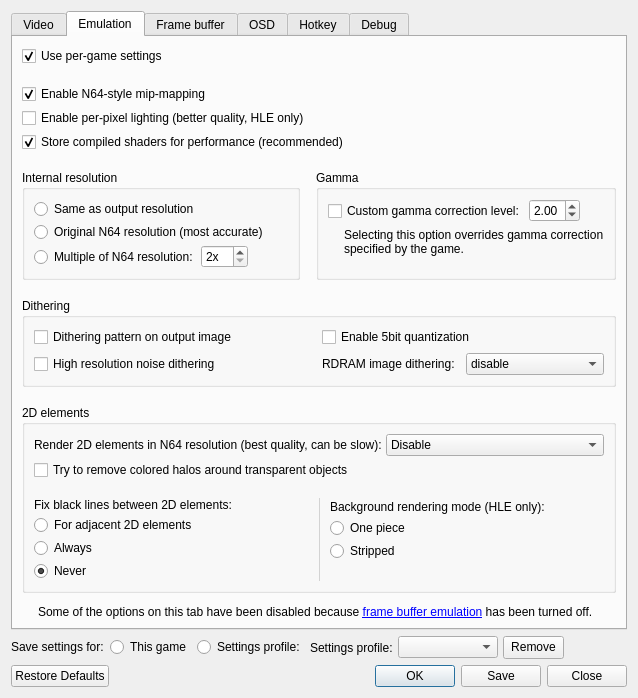
simple64/simple64, file GLideN64/src/GLideNUI/configDialog.ui: the form before one commit.
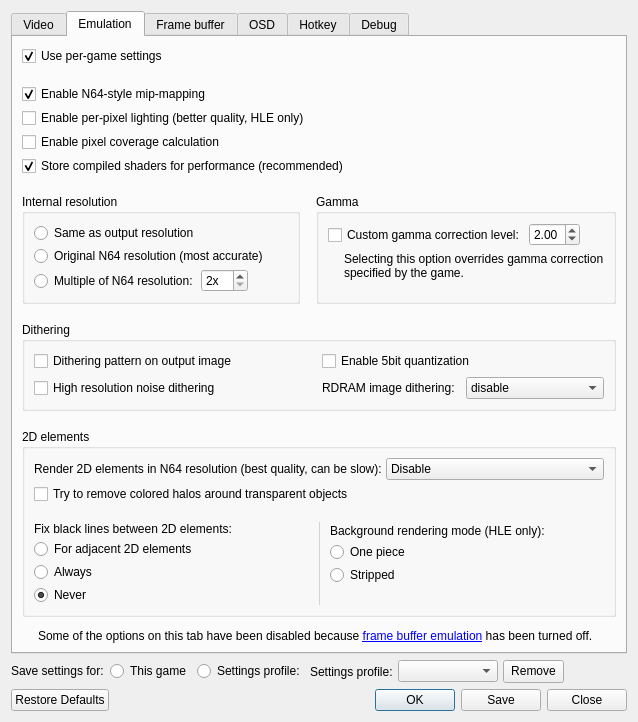
The form after the commit. The open tabs and pages were chosen to show the change. Icons and pictures are not drawn.

Diff of the .ui file:
```diff
--- a/GLideN64/src/GLideNUI/configDialog.ui
+++ b/GLideN64/src/GLideNUI/configDialog.ui
@@ -1109,6 +1109,16 @@
               </property>
              </widget>
             </item>
+            <item>
+             <widget class="QCheckBox" name="enableCoverageCheckBox">
+              <property name="toolTip">
+               <string>&lt;html&gt;&lt;head/&gt;&lt;body&gt;&lt;p&gt;&lt;span style=&quot; font-weight:600;&quot;&gt;Enable pixel coverage calculation. &lt;/span&gt;&lt;/p&gt;&lt;p&gt;Enables approximated pixel coverage calculation. N64 uses pixel coverage for anti-aliasing and in some special blending modes. Some games have wire-frame mode aka 'pen and ink' mode. This mode also needs pixel coverage calculated. &lt;/p&gt;&lt;p&gt;[Recommended: Checked, unless performance is hurt]&lt;/p&gt;&lt;/body&gt;&lt;/html&gt;</string>
+              </property>
+              <property name="text">
+               <string>Enable pixel coverage calculation</string>
+              </property>
+             </widget>
+            </item>
             <item>
              <widget class="QCheckBox" name="enableShadersStorageCheckBox">
               <property name="toolTip">
```
Left out of the diff: 2 changed lines with no effect on the pictures.
